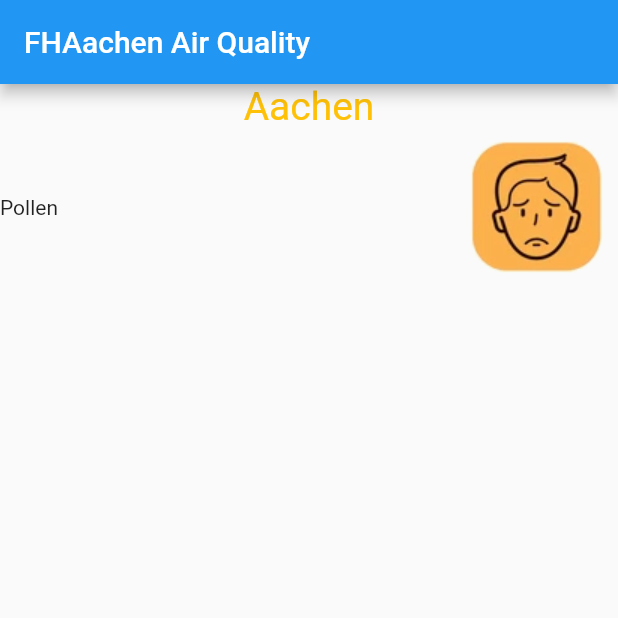
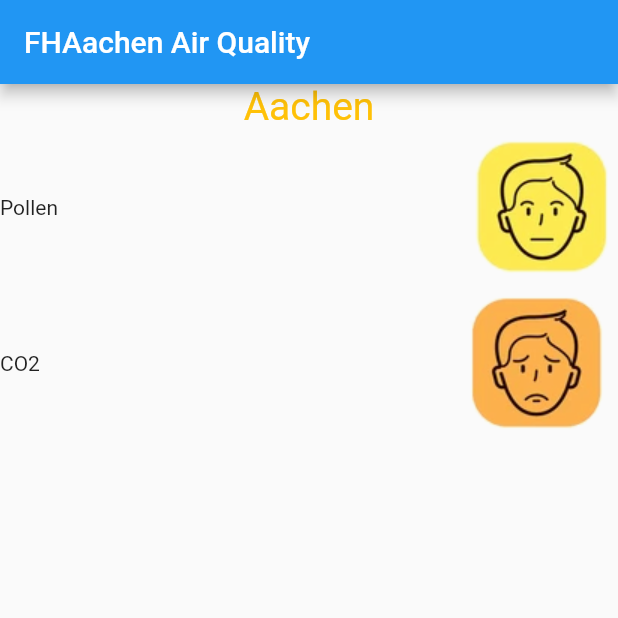
Before and after one commit to krisc-informatica/environment, a Flutter app: the screen it shows after launch, on a phone screen of 412 x 824 dp, the top half of it. Run offline on Flutter 3.47's test engine with Material 2 defaults, Android fonts, the phone set to English and light mode, and no system bars.

Commit message:
Simple detail row

```diff
--- a/lib/main.dart
+++ b/lib/main.dart
@@ -48,9 +48,16 @@ class HomePageState extends State<HomePage> {
               children: [
                 const Text("Pollen"),
                 const Spacer(),
+                Image.asset("assets/images/aqi_51.png"),
+              ],
+            ),
+            Row(
+              children: [
+                const Text("CO2"),
+                const Spacer(),
                 Image.asset("assets/images/aqi_101.png"),
               ],
-            )
+            ),
           ],
         ),
       ),
```
